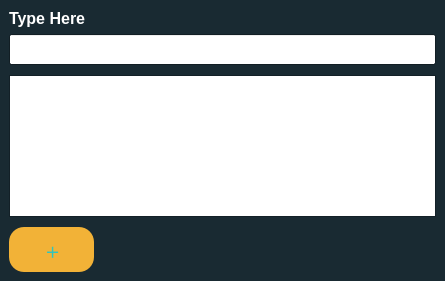
Before: the Qt Designer form 22/mainwindow.ui in dehmovlaei/PyLearn, drawn with Qt 5.
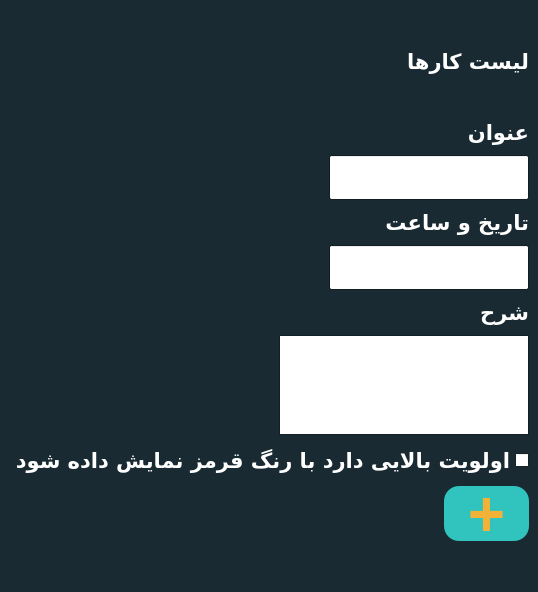
After: the same form once the commit is applied.

Diff of the .ui file:
```diff
--- a/22/mainwindow.ui
+++ b/22/mainwindow.ui
@@ -6,8 +6,8 @@
    <rect>
     <x>0</x>
     <y>0</y>
-    <width>445</width>
-    <height>281</height>
+    <width>359</width>
+    <height>592</height>
    </rect>
   </property>
   <property name="sizePolicy">
@@ -208,8 +208,18 @@
         </disabled>
        </palette>
       </property>
+      <property name="font">
+       <font>
+        <family>Adobe Arabic</family>
+        <pointsize>16</pointsize>
+        <bold>true</bold>
+       </font>
+      </property>
+      <property name="layoutDirection">
+       <enum>Qt::RightToLeft</enum>
+      </property>
       <property name="text">
-       <string>Type Here</string>
+       <string>لیست کارها</string>
       </property>
      </widget>
     </item>
@@ -217,7 +227,7 @@
      <layout class="QGridLayout" name="gl_tasks"/>
     </item>
     <item row="2" column="0">
-     <layout class="QVBoxLayout" name="verticalLayout" stretch="0,0,0">
+     <layout class="QVBoxLayout" name="verticalLayout" stretch="0,0,0,0,0,0,0,0">
       <property name="spacing">
        <number>10</number>
       </property>
@@ -233,6 +243,102 @@
       <property name="bottomMargin">
        <number>0</number>
       </property>
+      <item>
+       <widget class="QLabel" name="label_9">
+        <property name="sizePolicy">
+         <sizepolicy hsizetype="Fixed" vsizetype="Fixed">
+          <horstretch>0</horstretch>
+          <verstretch>0</verstretch>
+         </sizepolicy>
+        </property>
+        <property name="palette">
+         <palette>
+          <active>
+           <colorrole role="WindowText">
+            <brush brushstyle="SolidPattern">
+             <color alpha="255">
+              <red>255</red>
+              <green>255</green>
+              <blue>255</blue>
+             </color>
+            </brush>
+           </colorrole>
+           <colorrole role="Text">
+            <brush brushstyle="SolidPattern">
+             <color alpha="255">
+              <red>255</red>
+              <green>255</green>
+              <blue>255</blue>
+             </color>
+            </brush>
+           </colorrole>
+           <colorrole role="ToolTipText">
+            <brush brushstyle="SolidPattern">
+             <color alpha="255">
+              <red>255</red>
+              <green>255</green>
+              <blue>255</blue>
+             </color>
+            </brush>
+           </colorrole>
+          </active>
+          <inactive>
+           <colorrole role="WindowText">
+            <brush brushstyle="SolidPattern">
+             <color alpha="255">
+              <red>255</red>
+              <green>255</green>
+              <blue>255</blue>
+             </color>
+            </brush>
+           </colorrole>
+           <colorrole role="Text">
+            <brush brushstyle="SolidPattern">
+             <color alpha="255">
+              <red>255</red>
+              <green>255</green>
+              <blue>255</blue>
+             </color>
+            </brush>
+           </colorrole>
+           <colorrole role="ToolTipText">
+            <brush brushstyle="SolidPattern">
+             <color alpha="255">
+              <red>255</red>
+              <green>255</green>
+              <blue>255</blue>
+             </color>
+            </brush>
+           </colorrole>
+          </inactive>
+          <disabled>
+           <colorrole role="ToolTipText">
+            <brush brushstyle="SolidPattern">
+             <color alpha="255">
+              <red>255</red>
+              <green>255</green>
+              <blue>255</blue>
+             </color>
+            </brush>
+           </colorrole>
+          </disabled>
+         </palette>
+        </property>
+        <property name="font">
+         <font>
+          <family>Adobe Arabic</family>
+          <pointsize>16</pointsize>
+          <bold>true</bold>
+         </font>
+        </property>
+        <property name="layoutDirection">
+         <enum>Qt::RightToLeft</enum>
+        </property>
+        <property name="text">
+         <string>عنوان</string>
+        </property>
+       </widget>
+      </item>
       <item>
        <widget class="QLineEdit" name="tb_title">
         <property name="sizePolicy">
@@ -243,19 +349,20 @@
         </property>
         <property name="minimumSize">
          <size>
-          <width>0</width>
+          <width>45</width>
           <height>0</height>
          </size>
         </property>
         <property name="maximumSize">
          <size>
-          <width>16777215</width>
-          <height>16777215</height>
+          <width>200</width>
+          <height>45</height>
          </size>
         </property>
         <property name="font">
          <font>
-          <pointsize>14</pointsize>
+          <family>Adobe Arabic</family>
+          <pointsize>16</pointsize>
           <bold>true</bold>
          </font>
         </property>
@@ -264,15 +371,278 @@
         </property>
        </widget>
       </item>
+      <item>
+       <widget class="QLabel" name="label_10">
+        <property name="sizePolicy">
+         <sizepolicy hsizetype="Fixed" vsizetype="Fixed">
+          <horstretch>0</horstretch>
+          <verstretch>0</verstretch>
+         </sizepolicy>
+        </property>
+        <property name="palette">
+         <palette>
+          <active>
+           <colorrole role="WindowText">
+            <brush brushstyle="SolidPattern">
+             <color alpha="255">
+              <red>255</red>
+              <green>255</green>
+              <blue>255</blue>
+             </color>
+            </brush>
+           </colorrole>
+           <colorrole role="Text">
+            <brush brushstyle="SolidPattern">
+             <color alpha="255">
+              <red>255</red>
+              <green>255</green>
+              <blue>255</blue>
+             </color>
+            </brush>
+           </colorrole>
+           <colorrole role="ToolTipText">
+            <brush brushstyle="SolidPattern">
+             <color alpha="255">
+              <red>255</red>
+              <green>255</green>
+              <blue>255</blue>
+             </color>
+            </brush>
+           </colorrole>
+          </active>
+          <inactive>
+           <colorrole role="WindowText">
+            <brush brushstyle="SolidPattern">
+             <color alpha="255">
+              <red>255</red>
+              <green>255</green>
+              <blue>255</blue>
+             </color>
+            </brush>
+           </colorrole>
+           <colorrole role="Text">
+            <brush brushstyle="SolidPattern">
+             <color alpha="255">
+              <red>255</red>
+              <green>255</green>
+              <blue>255</blue>
+             </color>
+            </brush>
+           </colorrole>
+           <colorrole role="ToolTipText">
+            <brush brushstyle="SolidPattern">
+             <color alpha="255">
+              <red>255</red>
+              <green>255</green>
+              <blue>255</blue>
+             </color>
+            </brush>
+           </colorrole>
+          </inactive>
+          <disabled>
+           <colorrole role="ToolTipText">
+            <brush brushstyle="SolidPattern">
+             <color alpha="255">
+              <red>255</red>
+              <green>255</green>
+              <blue>255</blue>
+             </color>
+            </brush>
+           </colorrole>
+          </disabled>
+         </palette>
+        </property>
+        <property name="font">
+         <font>
+          <family>Adobe Arabic</family>
+          <pointsize>16</pointsize>
+          <bold>true</bold>
+         </font>
+        </property>
+        <property name="layoutDirection">
+         <enum>Qt::RightToLeft</enum>
+        </property>
+        <property name="text">
+         <string>تاریخ و ساعت</string>
+        </property>
+       </widget>
+      </item>
+      <item>
+       <widget class="QLineEdit" name="tb_date">
+        <property name="sizePolicy">
+         <sizepolicy hsizetype="Expanding" vsizetype="Expanding">
+          <horstretch>0</horstretch>
+          <verstretch>0</verstretch>
+         </sizepolicy>
+        </property>
+        <property name="minimumSize">
+         <size>
+          <width>45</width>
+          <height>0</height>
+         </size>
+        </property>
+        <property name="maximumSize">
+         <size>
+          <width>200</width>
+          <height>45</height>
+         </size>
+        </property>
+        <property name="font">
+         <font>
+          <family>Adobe Arabic</family>
+          <pointsize>16</pointsize>
+          <bold>true</bold>
+         </font>
+        </property>
+        <property name="layoutDirection">
+         <enum>Qt::RightToLeft</enum>
+        </property>
+       </widget>
+      </item>
+      <item>
+       <widget class="QLabel" name="label_11">
+        <property name="sizePolicy">
+         <sizepolicy hsizetype="Fixed" vsizetype="Fixed">
+          <horstretch>0</horstretch>
+          <verstretch>0</verstretch>
+         </sizepolicy>
+        </property>
+        <property name="palette">
+         <palette>
+          <active>
+           <colorrole role="WindowText">
+            <brush brushstyle="SolidPattern">
+             <color alpha="255">
+              <red>255</red>
+              <green>255</green>
+              <blue>255</blue>
+             </color>
+            </brush>
+           </colorrole>
+           <colorrole role="Text">
+            <brush brushstyle="SolidPattern">
+             <color alpha="255">
+              <red>255</red>
+              <green>255</green>
+              <blue>255</blue>
+             </color>
+            </brush>
+           </colorrole>
+           <colorrole role="ToolTipText">
+            <brush brushstyle="SolidPattern">
+             <color alpha="255">
+              <red>255</red>
+              <green>255</green>
+              <blue>255</blue>
+             </color>
+            </brush>
+           </colorrole>
+          </active>
+          <inactive>
+           <colorrole role="WindowText">
+            <brush brushstyle="SolidPattern">
+             <color alpha="255">
+              <red>255</red>
+              <green>255</green>
+              <blue>255</blue>
+             </color>
+            </brush>
+           </colorrole>
+           <colorrole role="Text">
+            <brush brushstyle="SolidPattern">
+             <color alpha="255">
+              <red>255</red>
+              <green>255</green>
+              <blue>255</blue>
+             </color>
+            </brush>
+           </colorrole>
+           <colorrole role="ToolTipText">
+            <brush brushstyle="SolidPattern">
+             <color alpha="255">
+              <red>255</red>
+              <green>255</green>
+              <blue>255</blue>
+             </color>
+            </brush>
+           </colorrole>
+          </inactive>
+          <disabled>
+           <colorrole role="ToolTipText">
+            <brush brushstyle="SolidPattern">
+             <color alpha="255">
+              <red>255</red>
+              <green>255</green>
+              <blue>255</blue>
+             </color>
+            </brush>
+           </colorrole>
+          </disabled>
+         </palette>
+        </property>
+        <property name="font">
+         <font>
+          <family>Adobe Arabic</family>
+          <pointsize>16</pointsize>
+          <bold>true</bold>
+         </font>
+        </property>
+        <property name="layoutDirection">
+         <enum>Qt::RightToLeft</enum>
+        </property>
+        <property name="text">
+         <string>شرح</string>
+        </property>
+       </widget>
+      </item>
       <item>
        <widget class="QTextEdit" name="tb_description">
+        <property name="minimumSize">
+         <size>
+          <width>0</width>
+          <height>0</height>
+         </size>
+        </property>
+        <property name="maximumSize">
+         <size>
+          <width>250</width>
+          <height>100</height>
+         </size>
+        </property>
+        <property name="font">
+         <font>
+          <family>Adobe Arabic</family>
+          <pointsize>16</pointsize>
+          <bold>true</bold>
+         </font>
+        </property>
         <property name="layoutDirection">
          <enum>Qt::RightToLeft</enum>
         </property>
        </widget>
       </item>
+      <item>
+       <widget class="QCheckBox" name="ch_important">
+        <property name="font">
+         <font>
+          <family>Adobe Arabic</family>
+          <pointsize>16</pointsize>
+          <bold>true</bold>
+         </font>
+        </property>
+        <property name="layoutDirection">
+         <enum>Qt::RightToLeft</enum>
+        </property>
+        <property name="text">
+         <string>اولویت بالایی دارد با رنگ قرمز نمایش داده شود</string>
+        </property>
+       </widget>
+      </item>
       <item>
        <widget class="QPushButton" name="btn_new_task">
+        <property name="enabled">
+         <bool>true</bool>
+        </property>
         <property name="sizePolicy">
          <sizepolicy hsizetype="Expanding" vsizetype="Expanding">
           <horstretch>0</horstretch>
@@ -282,13 +652,13 @@
         <property name="minimumSize">
          <size>
           <width>85</width>
-          <height>45</height>
+          <height>55</height>
          </size>
         </property>
         <property name="maximumSize">
          <size>
           <width>85</width>
-          <height>45</height>
+          <height>55</height>
          </size>
         </property>
         <property name="palette">
@@ -297,36 +667,36 @@
            <colorrole role="Button">
             <brush brushstyle="SolidPattern">
              <color alpha="255">
-              <red>242</red>
-              <green>178</green>
-              <blue>55</blue>
+              <red>49</red>
+              <green>196</green>
+              <blue>190</blue>
              </color>
             </brush>
            </colorrole>
            <colorrole role="ButtonText">
             <brush brushstyle="SolidPattern">
              <color alpha="255">
-              <red>49</red>
-              <green>196</green>
-              <blue>190</blue>
+              <red>242</red>
+              <green>178</green>
+              <blue>55</blue>
              </color>
             </brush>
            </colorrole>
            <colorrole role="Base">
             <brush brushstyle="SolidPattern">
              <color alpha="255">
-              <red>242</red>
-              <green>178</green>
-              <blue>55</blue>
+              <red>49</red>
+              <green>196</green>
+              <blue>190</blue>
              </color>
             </brush>
            </colorrole>
            <colorrole role="Window">
             <brush brushstyle="SolidPattern">
              <color alpha="255">
-              <red>242</red>
-              <green>178</green>
-              <blue>55</blue>
+              <red>49</red>
+              <green>196</green>
+              <blue>190</blue>
              </color>
             </brush>
            </colorrole>
@@ -335,36 +705,36 @@
            <colorrole role="Button">
             <brush brushstyle="SolidPattern">
              <color alpha="255">
-              <red>242</red>
-              <green>178</green>
-              <blue>55</blue>
+              <red>49</red>
+              <green>196</green>
+              <blue>190</blue>
              </color>
             </brush>
            </colorrole>
            <colorrole role="ButtonText">
             <brush brushstyle="SolidPattern">
              <color alpha="255">
-              <red>49</red>
-              <green>196</green>
-              <blue>190</blue>
+              <red>242</red>
+              <green>178</green>
+              <blue>55</blue>
              </color>
             </brush>
            </colorrole>
            <colorrole role="Base">
             <brush brushstyle="SolidPattern">
              <color alpha="255">
-              <red>242</red>
-              <green>178</green>
-              <blue>55</blue>
+              <red>49</red>
+              <green>196</green>
+              <blue>190</blue>
              </color>
             </brush>
            </colorrole>
            <colorrole role="Window">
             <brush brushstyle="SolidPattern">
              <color alpha="255">
-              <red>242</red>
-              <green>178</green>
-              <blue>55</blue>
+              <red>49</red>
+              <green>196</green>
+              <blue>190</blue>
              </color>
             </brush>
            </colorrole>
@@ -373,27 +743,27 @@
            <colorrole role="Button">
             <brush brushstyle="SolidPattern">
              <color alpha="255">
-              <red>242</red>
-              <green>178</green>
-              <blue>55</blue>
+              <red>49</red>
+              <green>196</green>
+              <blue>190</blue>
              </color>
             </brush>
            </colorrole>
            <colorrole role="Base">
             <brush brushstyle="SolidPattern">
              <color alpha="255">
-              <red>242</red>
-              <green>178</green>
-              <blue>55</blue>
+              <red>49</red>
+              <green>196</green>
+              <blue>190</blue>
              </color>
             </brush>
            </colorrole>
            <colorrole role="Window">
             <brush brushstyle="SolidPattern">
              <color alpha="255">
-              <red>242</red>
-              <green>178</green>
-              <blue>55</blue>
+              <red>49</red>
+              <green>196</green>
+              <blue>190</blue>
              </color>
             </brush>
            </colorrole>
@@ -402,24 +772,45 @@
         </property>
         <property name="font">
          <font>
-          <family>Comic Sans MS</family>
-          <pointsize>20</pointsize>
+          <family>Arial</family>
+          <pointsize>48</pointsize>
           <bold>true</bold>
          </font>
         </property>
         <property name="mouseTracking">
          <bool>false</bool>
         </property>
+        <property name="layoutDirection">
+         <enum>Qt::RightToLeft</enum>
+        </property>
+        <property name="autoFillBackground">
+         <bool>false</bool>
+        </property>
         <property name="styleSheet">
          <string notr="true">QPushButton{
-background-color: rgb(242, 178, 55)
+background-color: rgb(49, 196, 190)
 }
 QPushButton{
 border-radius: 15px
 }</string>
         </property>
         <property name="text">
-         <string>+</string>
+         <string notr="true">+</string>
+        </property>
+        <property name="iconSize">
+         <size>
+          <width>16</width>
+          <height>16</height>
+         </size>
+        </property>
+        <property name="autoDefault">
+         <bool>true</bool>
+        </property>
+        <property name="default">
+         <bool>false</bool>
+        </property>
+        <property name="flat">
+         <bool>false</bool>
         </property>
        </widget>
       </item>
```
